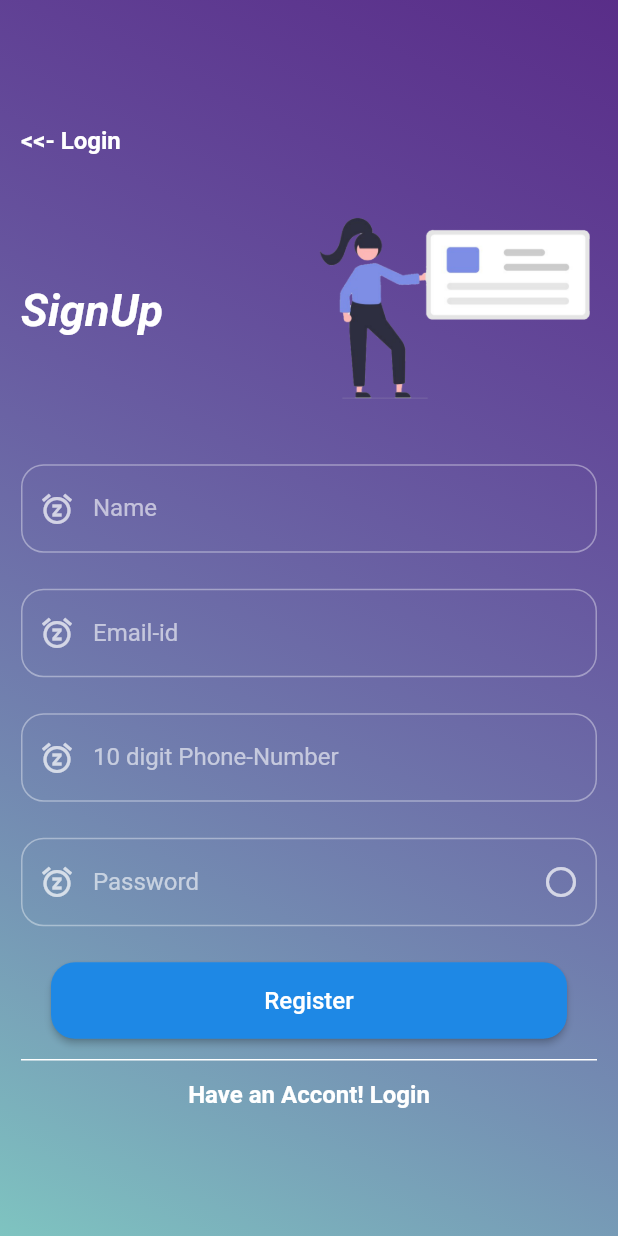
After one commit to codec-akash/taskBudApp, a Flutter app: the SignUpPage screen opened by its route, on a phone screen of 412 x 824 dp. The commit adds this screen. Run offline on Flutter 3.47's test engine with Material 2 defaults, Android fonts, the phone set to English and light mode, and no system bars; our stand-ins replace shared_preferences; accounts and stored records are empty.

Commit message:
signup page complete

```diff
--- a/lib/Utils/global.dart
+++ b/lib/Utils/global.dart
@@ -27,3 +27,9 @@ TextStyle mainHeader = TextStyle(
   fontSize: 30.0,
   fontWeight: FontWeight.bold,
 );
+
+TextStyle secondaryHeader = TextStyle(
+  fontSize: 16.0,
+  color: Colors.white,
+  fontWeight: FontWeight.bold,
+);
--- a/lib/main.dart
+++ b/lib/main.dart
@@ -1,3 +1,4 @@
+import 'package:Taskbud/pages/signup_page.dart';
 import 'package:Taskbud/pages/splash_screen.dart';
 import 'package:Taskbud/providers/auth.dart';
 import 'package:flutter/material.dart';
@@ -36,6 +37,9 @@ class MyApp extends StatelessWidget {
                           ? SplashScreen()
                           : LoginPage(),
                 ),
+          routes: {
+            SignUpPage.routeName: (ctx) => SignUpPage(),
+          },
         ),
       ),
     );
--- /dev/null
+++ b/lib/pages/signup_page.dart
@@ -0,0 +1,275 @@
+import 'package:Taskbud/Utils/app_media_query.dart';
+import 'package:Taskbud/Utils/global.dart';
+import 'package:Taskbud/models/http_exception.dart';
+import 'package:Taskbud/providers/auth.dart';
+import 'package:flutter/material.dart';
+import 'package:provider/provider.dart';
+
+class SignUpPage extends StatefulWidget {
+  static const routeName = 'signup-page';
+
+  @override
+  _SignUpPageState createState() => _SignUpPageState();
+}
+
+class _SignUpPageState extends State<SignUpPage> {
+  final _formKey = GlobalKey<FormState>();
+
+  bool showPassword = false;
+  bool isLoading = false;
+
+  String _userEmail;
+  String _userPassword;
+  String _phoneNumber;
+  String _name;
+
+  bool validateEmail(String email) {
+    bool emailValid = RegExp(
+            r"^[a-zA-Z0-9.a-zA-Z0-9.!#$%&'*+-/=?^_`{|}~]+@[a-zA-Z0-9]+\.[a-zA-Z]+")
+        .hasMatch(email);
+    return emailValid;
+  }
+
+  void _showErrorDialog(String message) {
+    showDialog(
+      context: context,
+      builder: (ctx) => AlertDialog(
+        title: Text('An Error Occurred!'),
+        content: Text(message),
+        actions: <Widget>[
+          FlatButton(
+            child: Text('Okay'),
+            onPressed: () {
+              Navigator.of(ctx).pop();
+            },
+          )
+        ],
+      ),
+    );
+  }
+
+  Future<void> _trySubmit() async {
+    final isValid = _formKey.currentState.validate();
+
+    FocusScope.of(context).unfocus();
+    if (isValid) {
+      setState(() {
+        isLoading = true;
+      });
+      try {
+        await Provider.of<Auth>(context, listen: false).register(
+          email: _userEmail,
+          password: _userPassword,
+          name: _name,
+          phoneNumber: _phoneNumber,
+        );
+        Navigator.of(context).pop();
+      } on HttpException catch (error) {
+        print(error);
+        _showErrorDialog(error.toString());
+      } catch (error) {
+        print(error);
+        const errorMessage =
+            'Could not authenticate you. Please try again later.';
+        _showErrorDialog(errorMessage);
+      }
+      setState(() {
+        isLoading = false;
+      });
+    }
+  }
+
+  @override
+  Widget build(BuildContext context) {
+    return SafeArea(
+      child: Scaffold(
+        body: Container(
+          alignment: Alignment.center,
+          height: double.infinity,
+          padding: EdgeInsets.symmetric(vertical: 20.0, horizontal: 14.0),
+          decoration: BoxDecoration(gradient: backgroundGradient),
+          child: SingleChildScrollView(
+            child: Column(
+              crossAxisAlignment: CrossAxisAlignment.start,
+              children: [
+                InkWell(
+                  child: Text(
+                    "<<- Login",
+                    style: secondaryHeader,
+                  ),
+                  onTap: () => Navigator.of(context).pop(),
+                ),
+                Row(
+                  mainAxisAlignment: MainAxisAlignment.spaceBetween,
+                  children: [
+                    Column(
+                      mainAxisSize: MainAxisSize.max,
+                      children: [
+                        Text(
+                          "SignUp",
+                          style: mainHeader,
+                        ),
+                      ],
+                    ),
+                    Image.asset(
+                      'images/signup.png',
+                      fit: BoxFit.contain,
+                      height: AppMediaQuery(context).appHeight(25.0),
+                      width: AppMediaQuery(context).appWidth(45.0),
+                    ),
+                  ],
+                ),
+                Form(
+                  key: _formKey,
+                  child: Column(
+                    children: [
+                      TextFormField(
+                        decoration: InputDecoration(
+                          prefixIcon: Icon(Icons.snooze),
+                          border: OutlineInputBorder(
+                            borderSide: textFieldBorderSide,
+                            borderRadius: textFieldBorderRadius,
+                          ),
+                          labelText: 'Name',
+                          labelStyle: hintStyle,
+                        ),
+                        keyboardType: TextInputType.text,
+                        validator: (value) {
+                          if (value.isEmpty) {
+                            return "Please Enter a valid Name!";
+                          }
+                          return null;
+                        },
+                        onChanged: (newValue) {
+                          _name = newValue;
+                        },
+                      ),
+                      SizedBox(
+                        height: 24,
+                      ),
+                      TextFormField(
+                        decoration: InputDecoration(
+                          prefixIcon: Icon(Icons.snooze),
+                          border: OutlineInputBorder(
+                            borderSide: textFieldBorderSide,
+                            borderRadius: textFieldBorderRadius,
+                          ),
+                          labelText: 'Email-id',
+                          labelStyle: hintStyle,
+                        ),
+                        keyboardType: TextInputType.emailAddress,
+                        validator: (value) {
+                          if (!validateEmail(value)) {
+                            return "Please Enter a valid Email!";
+                          }
+                          return null;
+                        },
+                        onChanged: (newValue) {
+                          _userEmail = newValue;
+                        },
+                      ),
+                      SizedBox(
+                        height: 24,
+                      ),
+                      TextFormField(
+                        decoration: InputDecoration(
+                          prefixIcon: Icon(Icons.snooze),
+                          border: OutlineInputBorder(
+                            borderSide: textFieldBorderSide,
+                            borderRadius: textFieldBorderRadius,
+                          ),
+                          labelText: '10 digit Phone-Number',
+                          labelStyle: hintStyle,
+                        ),
+                        keyboardType: TextInputType.number,
+                        validator: (value) {
+                          if (value.isEmpty ||
+                              value.length < 10 ||
+                              value.length > 10) {
+                            return "Please Enter a valid phone-number!";
+                          }
+                          return null;
+                        },
+                        onChanged: (newValue) {
+                          _phoneNumber = newValue;
+                        },
+                      ),
+                      SizedBox(
+                        height: 24,
+                      ),
+                      TextFormField(
+                        decoration: InputDecoration(
+                          prefixIcon: Icon(Icons.snooze),
+                          border: OutlineInputBorder(
+                            borderSide: textFieldBorderSide,
+                            borderRadius: textFieldBorderRadius,
+                          ),
+                          suffixIcon: IconButton(
+                            icon: Icon(Icons.panorama_fish_eye),
+                            onPressed: () {
+                              setState(() {
+                                showPassword = !showPassword;
+                              });
+                            },
+                          ),
+                          labelText: 'Password',
+                          labelStyle: hintStyle,
+                        ),
+                        obscureText: !showPassword,
+                        keyboardType: TextInputType.text,
+                        validator: (value) {
+                          if (value.isEmpty || value.length < 6) {
+                            return "Password should be greater then 6 letter";
+                          }
+                          return null;
+                        },
+                        onChanged: (newValue) {
+                          _userPassword = newValue;
+                        },
+                      ),
+                      SizedBox(
+                        height: 24,
+                      ),
+                      Container(
+                        padding: EdgeInsets.symmetric(horizontal: 20.0),
+                        width: double.infinity,
+                        child: RaisedButton(
+                          padding: EdgeInsets.symmetric(vertical: 16.0),
+                          shape: RoundedRectangleBorder(
+                            borderRadius: BorderRadius.circular(16.0),
+                          ),
+                          child: Text(
+                            "Register",
+                            style: TextStyle(fontSize: 16.0),
+                          ),
+                          onPressed: _trySubmit,
+                        ),
+                      ),
+                    ],
+                  ),
+                ),
+                Divider(
+                  color: Colors.white,
+                  height: 28,
+                  thickness: 1,
+                  indent: 0,
+                  endIndent: 0,
+                ),
+                Container(
+                  alignment: Alignment.center,
+                  child: InkWell(
+                    child: Text(
+                      "Have an Accont! Login",
+                      style: secondaryHeader,
+                    ),
+                    onTap: () => Navigator.of(context).pop(),
+                  ),
+                ),
+              ],
+            ),
+          ),
+        ),
+      ),
+    );
+  }
+}
--- a/lib/providers/auth.dart
+++ b/lib/providers/auth.dart
@@ -50,6 +50,33 @@ class Auth with ChangeNotifier {
     }
   }
 
+  Future<void> register(
+      {String email, String password, String name, String phoneNumber}) async {
+    final url = "user/register";
+    Map<String, dynamic> payload = {
+      "email": email.trim(),
+      "password": password.trim(),
+      "first_name": name.trim(),
+      "phonenumber": phoneNumber.trim(),
+    };
+    try {
+      Map<String, dynamic> response = await ApiCall().postNoAuth(url, payload);
+      if (response["error"] != null) {
+        loginResponse = LoginResponse.fromJson(response["error"]);
+        throw HttpException(loginResponse.message);
+      }
+      loginResponse = LoginResponse.fromJson(response["result"]);
+      _token = loginResponse.token;
+      notifyListeners();
+
+      final prefs = await SharedPreferences.getInstance();
+      final userData = json.encode({'token': _token});
+      prefs.setString('userToken', userData);
+    } catch (e) {
+      throw e;
+    }
+  }
+
   Future<bool> tryAutoLogin() async {
     final prefs = await SharedPreferences.getInstance();
     if (!prefs.containsKey('userToken')) {
```
Also changed, not shown: lib/pages/login_page.dart (+6 -4 lines), images/signup.png.
